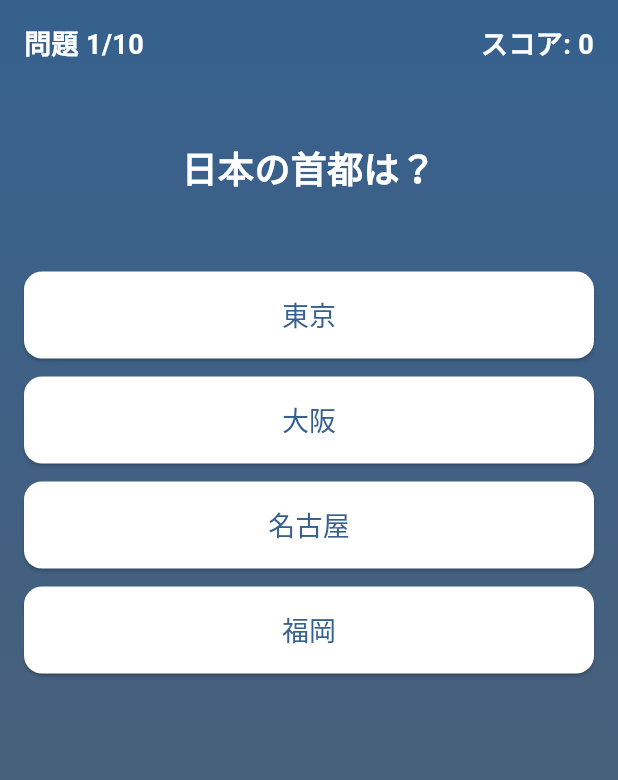
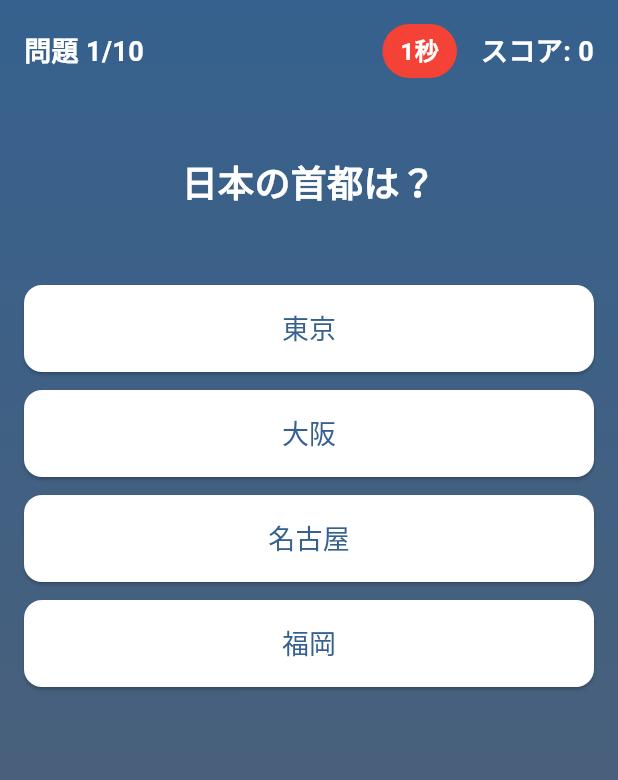
Before and after one commit to kunikuni9292/quiz, a Flutter app: the QuizView screen opened by its route, on a phone screen of 412 x 824 dp. Shown: the top 780 px of the screen. Run offline on Flutter 3.47's test engine with Material 3 defaults, Android fonts, the phone set to English and light mode, and no system bars; our stand-ins replace confetti, flutter_hooks, freezed_annotation, hooks_riverpod.

Commit message:
update: 時間制限を表示

```diff
--- a/lib/views/quiz_view.dart
+++ b/lib/views/quiz_view.dart
@@ -60,6 +60,31 @@ class QuizView extends HookConsumerWidget {
                       ),
                       overflow: TextOverflow.ellipsis,
                     ),
+                    Row(
+                      children: [
+                        Container(
+                          padding: const EdgeInsets.symmetric(
+                            horizontal: 12,
+                            vertical: 6,
+                          ),
+                          decoration: BoxDecoration(
+                            color: quizState.remainingTime <= 3
+                                ? Colors.red
+                                : Colors.white.withAlpha(50),
+                            borderRadius: BorderRadius.circular(20),
+                          ),
+                          child: Text(
+                            '${quizState.remainingTime}秒',
+                            style: TextStyle(
+                              color: quizState.remainingTime <= 3
+                                  ? Colors.white
+                                  : Colors.white,
+                              fontSize: 16,
+                              fontWeight: FontWeight.bold,
+                            ),
+                          ),
+                        ),
+                        const SizedBox(width: 16),
                         Text(
                           'スコア: ${quizState.score}',
                           style: const TextStyle(
@@ -68,6 +93,8 @@ class QuizView extends HookConsumerWidget {
                             fontWeight: FontWeight.bold,
                           ),
                           overflow: TextOverflow.ellipsis,
+                        ),
+                      ],
                     ),
                   ],
                 ),
```
Lines whose indentation alone changed are shown as unchanged.
